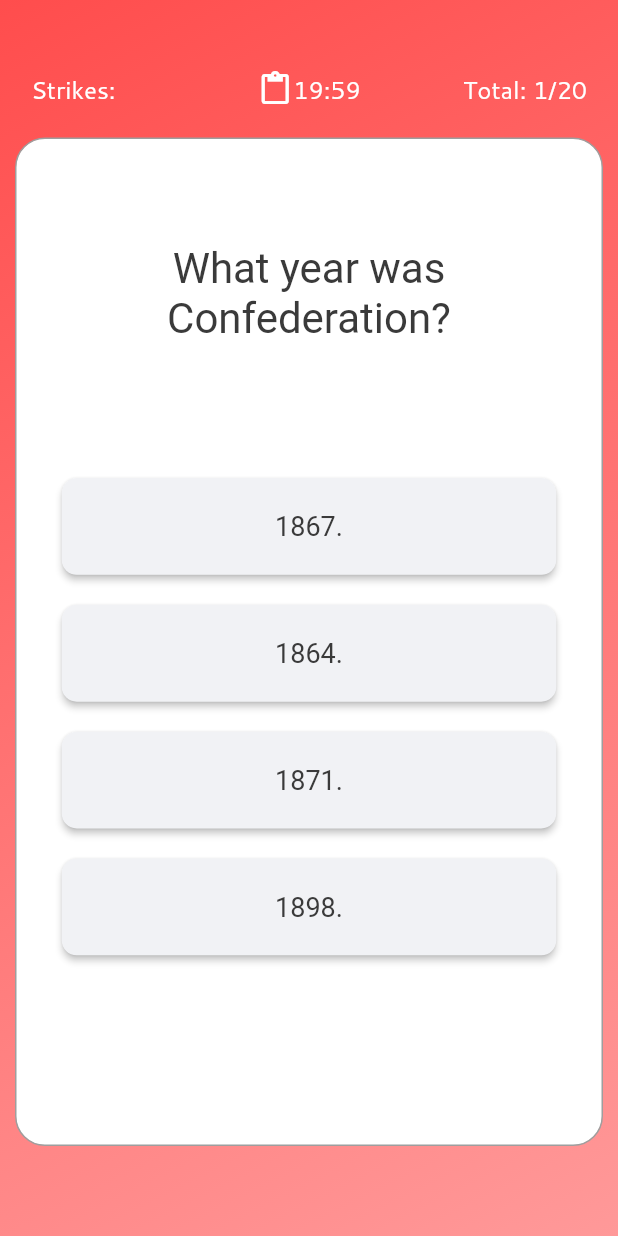
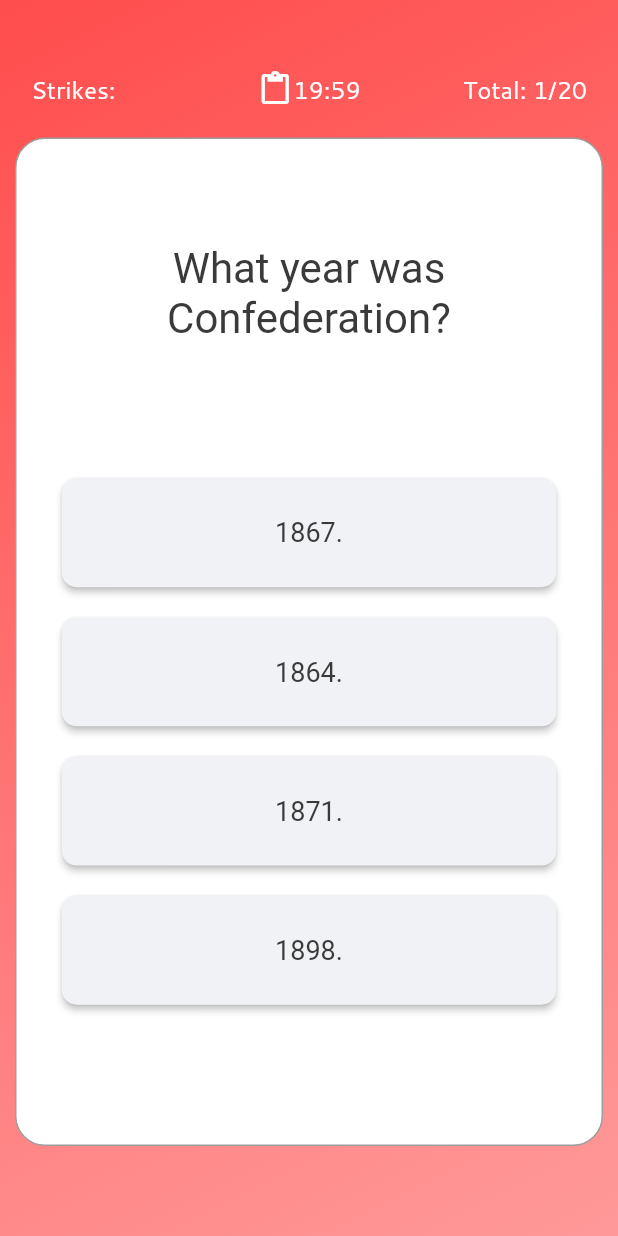
Before and after one commit to liangpeter08/quizlet, a Flutter app: the screen it shows after launch, after a tap on "Begin Test", on a phone screen of 412 x 824 dp. Run offline on Flutter 3.47's test engine with Material 2 defaults, Android fonts, the phone set to English and light mode, and no system bars; drawn by our look-alikes of auto_size_text; missing offline and left inert: firebase_admob; accounts and stored records are empty; Roboto replaces fonts that are missing (font2).

Commit message:
fix ad loading

```diff
--- a/lib/main.dart
+++ b/lib/main.dart
@@ -1,3 +1,4 @@
+import 'package:firebase_admob/firebase_admob.dart';
 import 'package:flutter/material.dart';
 // import 'package:firebase_admob/firebase_admob.dart';
 import 'package:flutter/services.dart';
@@ -9,7 +10,7 @@ import './util/enums.dart';
 
 void main() async {
   questions = await readcsv();
-  // FirebaseAdMob.instance.initialize(appId: 'ca-app-pub-3370394751776686~7650142851');
+  FirebaseAdMob.instance.initialize(appId: 'ca-app-pub-3370394751776686~7650142851');
         SystemChrome.setPreferredOrientations([
         DeviceOrientation.portraitUp,
         DeviceOrientation.portraitDown,
--- a/lib/util/adInfo.dart
+++ b/lib/util/adInfo.dart
@@ -24,7 +24,7 @@ InterstitialAd myInterstitial = InterstitialAd(
   // Replace the testAdUnitId with an ad unit id from the AdMob dash.
   // https://developers.google.com/admob/android/test-ads
   // https://developers.google.com/admob/ios/test-ads
-  adUnitId: InterstitialAd.testAdUnitId, // test
+  adUnitId: 'ca-app-pub-3940256099942544/1033173712', // test
   // adUnitId: 'ca-app-pub-3370394751776686/3290071927',
   targetingInfo: targetingInfo,
   listener: (MobileAdEvent event) {
--- a/lib/util/answerbutton.dart
+++ b/lib/util/answerbutton.dart
@@ -41,9 +41,9 @@ class QandA extends StatelessWidget {
                           answerOrder[i] == 1)
                       ? Color(0xFF4fca94)
                       : Color(0xFFf1f2f5),
-              splashColor: Color(0xFFff9999),
+              splashColor: Color(0xFFbdc3cc),
               child: SizedBox(
-                  height: screenHeight * 0.045,
+                  height: screenHeight * 0.055,
                   child: Container(alignment: Alignment.center,
                   child: AutoSizeText(
                     currentQuestion[answerOrder[i]],
--- a/lib/util/starthandler.dart
+++ b/lib/util/starthandler.dart
@@ -3,13 +3,28 @@ import 'package:flutter/material.dart';
 import './enums.dart';
 import './populate.dart';
 import '../views/questionview.dart';
+import 'package:firebase_admob/firebase_admob.dart';
+import './adInfo.dart';
 
-void startHandler(context) {
-    int maxRange = questions.length;
-    List<int> selectedQuestions = generateQuestions(TEST_LENGTH, maxRange);
-    Navigator.pushReplacement(
-        context,
-        MaterialPageRoute(
-            builder: (context) =>
-                QuestionPage(selectedQuestions: selectedQuestions)));
-  }
+void startHandler(context, {skipAd}) {
+  int maxRange = questions.length;
+  List<int> selectedQuestions = generateQuestions(TEST_LENGTH, maxRange);
+
+    if(!skipAd) {
+      myInterstitial
+      ..load()
+      ..show(
+        anchorType: AnchorType.bottom,
+        anchorOffset: 0.0,
+      ).then((a) {
+        return Navigator.pushReplacement(context, MaterialPageRoute(builder: (context) {
+          return QuestionPage(selectedQuestions: selectedQuestions);
+        }));
+    });
+    } else {
+      Navigator.pushReplacement(context, MaterialPageRoute(builder: (context) {
+          return QuestionPage(selectedQuestions: selectedQuestions);
+        }));
+    }
+
+}
--- a/lib/views/mainview.dart
+++ b/lib/views/mainview.dart
@@ -51,7 +51,7 @@ class MyApp extends StatelessWidget {
                             style: TextStyle(
                                 color: Color(0xFFff4d4d),
                                 fontWeight: FontWeight.bold)),
-                        onPressed: () => startHandler(context),
+                        onPressed: () => startHandler(context, skipAd: true),
                       )),
                   Container(padding: EdgeInsets.only(top: screenHeight / 5)),
                   Expanded(
--- a/lib/views/questionview.dart
+++ b/lib/views/questionview.dart
@@ -75,7 +75,7 @@ class _QuestionState extends State<QuestionPage> with TickerProviderStateMixin {
         AnimationController(vsync: this, duration: new Duration(seconds: 1));
     this.fadeAnimationController.forward();
     this.startTimer();
-    FirebaseAdMob.instance.initialize(appId: 'ca-app-pub-3370394751776686~7650142851');
+    myBanner..load();
     super.initState();
   }
 
@@ -140,7 +140,6 @@ class _QuestionState extends State<QuestionPage> with TickerProviderStateMixin {
     double screenWidth = MediaQuery.of(context).size.width;
 
     myBanner
-    ..load()
       ..show(
         // Positions the banner ad 60 pixels from the bottom of the screen
         anchorOffset: 0.0,
--- a/lib/views/winview.dart
+++ b/lib/views/winview.dart
@@ -3,6 +3,8 @@ import '../style/theme.dart' as Theme;
 
 import '../util/starthandler.dart';
 import '../util/enums.dart';
+import '../util/adInfo.dart';
+import 'package:firebase_admob/firebase_admob.dart';
 
 class WinPage extends StatelessWidget {
   final int mistakes;
@@ -54,7 +56,7 @@ class WinPage extends StatelessWidget {
                 child: Text('Retry',
                     style: TextStyle(
                         color: Color(0xFFff4d4d), fontWeight: FontWeight.bold)),
-                onPressed: () => startHandler(context))
+                onPressed: () => startHandler(context, skipAd: false),)
           ])),
     );
   }
```
Also changed, not shown: lib/views/loseview.dart (+1 -7 lines).
